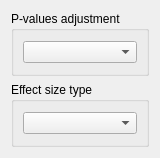
Before: the Qt Designer form tse_analytics/toolbox/n_way_anova/n_way_anova_settings_widget.ui in TSE-Systems/tse-analytics, drawn with Qt 5.
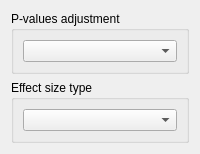
After: the same form once the commit is applied.

Commit message: FIX: resources path in .ui files.

What changed in the file:
```diff
--- a/tse_analytics/toolbox/n_way_anova/n_way_anova_settings_widget.ui
+++ b/tse_analytics/toolbox/n_way_anova/n_way_anova_settings_widget.ui
@@ -3,14 +3,6 @@
  <author>Anton Rau</author>
  <class>NWayAnovaSettingsWidget</class>
  <widget class="QWidget" name="NWayAnovaSettingsWidget">
-  <property name="geometry">
-   <rect>
-    <x>0</x>
-    <y>0</y>
-    <width>155</width>
-    <height>158</height>
-   </rect>
-  </property>
   <layout class="QVBoxLayout" name="verticalLayout">
    <item>
     <widget class="QGroupBox" name="groupBoxPAdjustment">
```
The commit also changes 3 other files.
